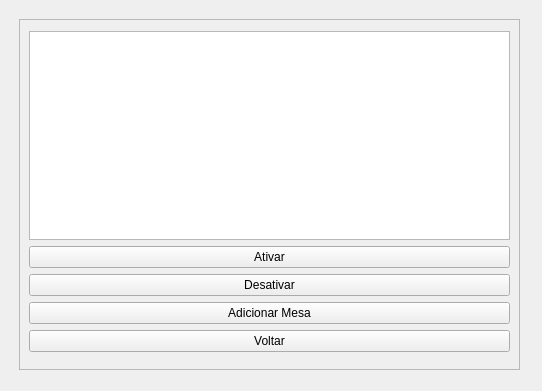
The window that qtQuickOrder/QuickOrder/tablelistmenu.ui (henriqueramalho1/QuickOrder) describes before a commit, drawn with Qt 5.
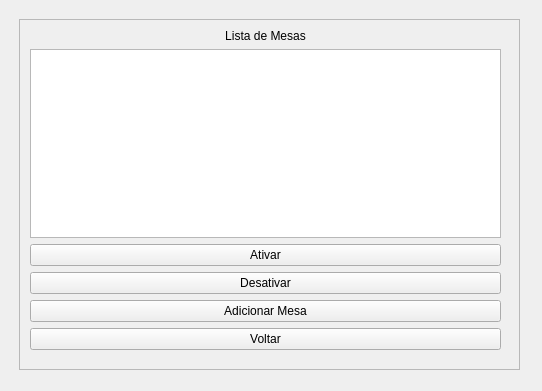
The same window after the commit.

```diff
--- a/qtQuickOrder/QuickOrder/tablelistmenu.ui
+++ b/qtQuickOrder/QuickOrder/tablelistmenu.ui
@@ -28,16 +28,26 @@
    <property name="frameShadow">
     <enum>QFrame::Raised</enum>
    </property>
-   <widget class="QWidget" name="layoutWidget">
+   <widget class="QWidget" name="">
     <property name="geometry">
      <rect>
-      <x>10</x>
-      <y>12</y>
-      <width>481</width>
+      <x>11</x>
+      <y>10</y>
+      <width>471</width>
       <height>321</height>
      </rect>
     </property>
     <layout class="QVBoxLayout" name="verticalLayout">
+     <item>
+      <widget class="QLabel" name="label">
+       <property name="text">
+        <string>Lista de Mesas</string>
+       </property>
+       <property name="alignment">
+        <set>Qt::AlignCenter</set>
+       </property>
+      </widget>
+     </item>
      <item>
       <widget class="QListWidget" name="listWidget">
        <property name="autoFillBackground">
```
